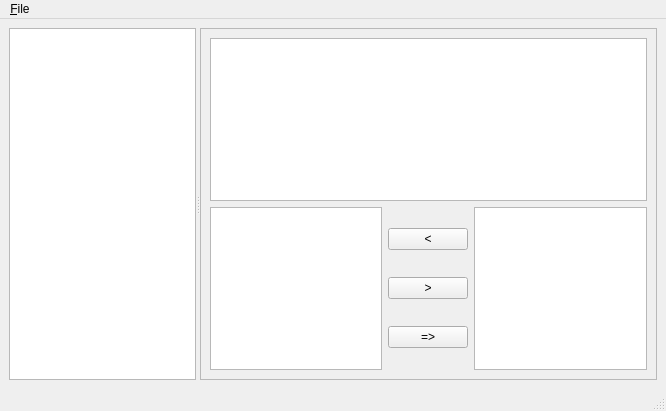
Old version of the form ui/MainWindow.ui in the repository Lgmrszd/GamesSM.
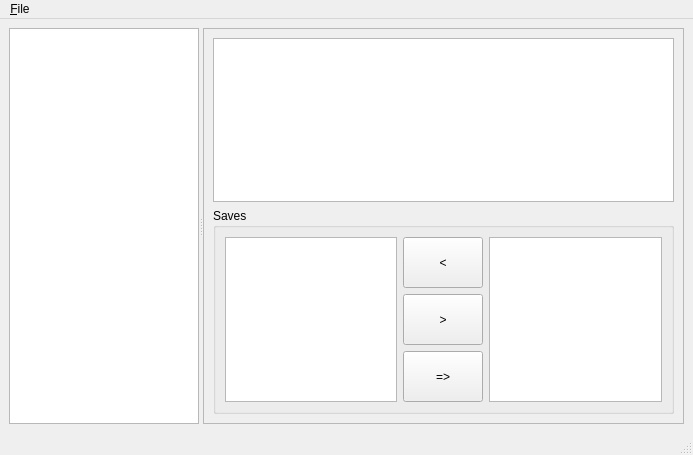
New version of the form.

Patch:
```diff
--- a/ui/MainWindow.ui
+++ b/ui/MainWindow.ui
@@ -6,8 +6,8 @@
    <rect>
     <x>0</x>
     <y>0</y>
-    <width>666</width>
-    <height>411</height>
+    <width>693</width>
+    <height>455</height>
    </rect>
   </property>
   <property name="windowTitle">
@@ -55,7 +55,11 @@
          <widget class="QTextBrowser" name="pluginInfo"/>
         </item>
         <item>
-         <layout class="QHBoxLayout" name="horizontalLayout">
+         <widget class="QGroupBox" name="groupBox">
+          <property name="title">
+           <string>Saves</string>
+          </property>
+          <layout class="QHBoxLayout" name="horizontalLayout_3">
           <item>
            <widget class="QTableWidget" name="savedSlots"/>
           </item>
@@ -63,6 +67,12 @@
            <layout class="QVBoxLayout" name="verticalLayout">
             <item>
              <widget class="QPushButton" name="copyButton">
+               <property name="sizePolicy">
+                <sizepolicy hsizetype="Minimum" vsizetype="Expanding">
+                 <horstretch>0</horstretch>
+                 <verstretch>0</verstretch>
+                </sizepolicy>
+               </property>
               <property name="text">
                <string>&lt;</string>
               </property>
@@ -70,6 +80,12 @@
             </item>
             <item>
              <widget class="QPushButton" name="restoreButton">
+               <property name="sizePolicy">
+                <sizepolicy hsizetype="Minimum" vsizetype="Expanding">
+                 <horstretch>0</horstretch>
+                 <verstretch>0</verstretch>
+                </sizepolicy>
+               </property>
               <property name="text">
                <string>&gt;</string>
               </property>
@@ -77,6 +93,12 @@
             </item>
             <item>
              <widget class="QPushButton" name="replaceButton">
+               <property name="sizePolicy">
+                <sizepolicy hsizetype="Minimum" vsizetype="Expanding">
+                 <horstretch>0</horstretch>
+                 <verstretch>0</verstretch>
+                </sizepolicy>
+               </property>
               <property name="text">
                <string>=&gt;</string>
               </property>
@@ -88,6 +110,7 @@
            <widget class="QListWidget" name="gameSlots"/>
           </item>
          </layout>
+         </widget>
         </item>
        </layout>
       </widget>
@@ -100,7 +123,7 @@
     <rect>
      <x>0</x>
      <y>0</y>
-     <width>666</width>
+     <width>693</width>
      <height>30</height>
     </rect>
    </property>
```
Left out of the diff: 2 changed lines with no effect on the pictures. Lines whose indentation alone changed are shown as unchanged.
